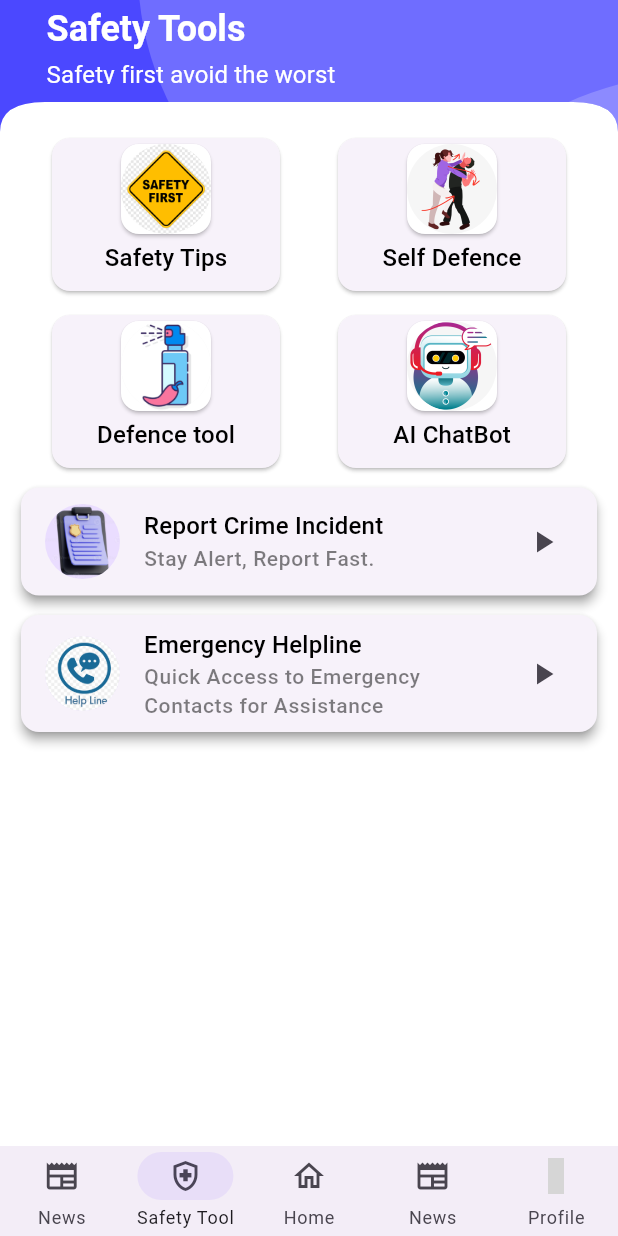
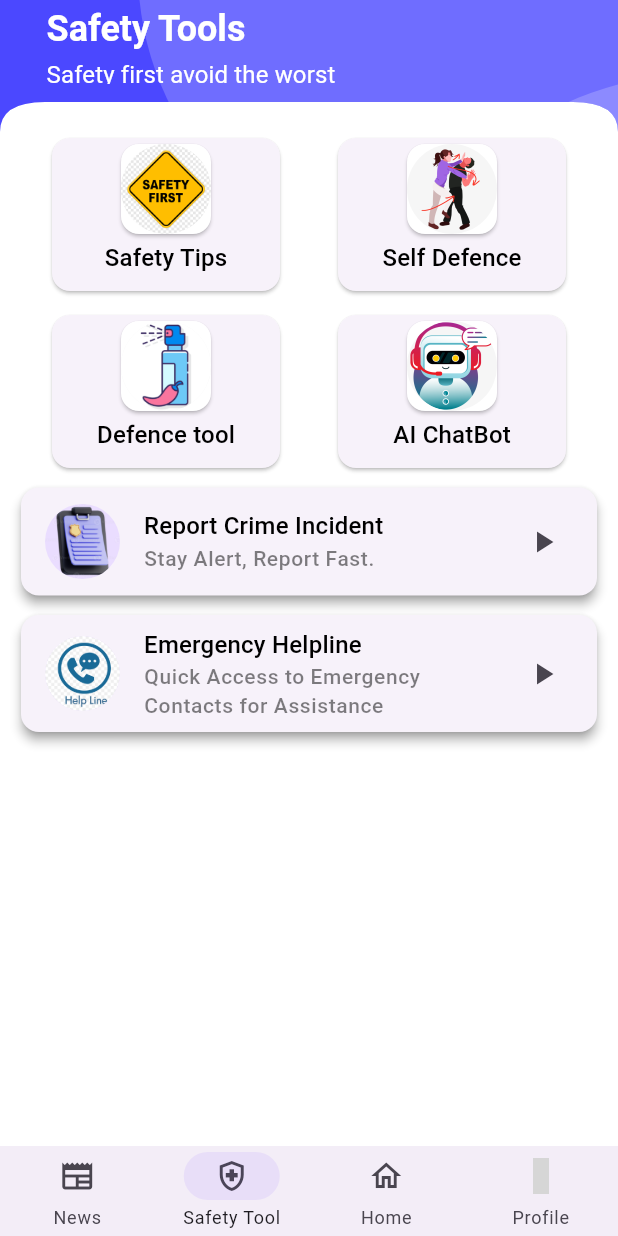
Before and after one commit to yuvaraj8080/Women_Safety_App, a Flutter app: the NavigationMenu screen opened directly, item 2 of the bottom bar chosen, on a phone screen of 412 x 824 dp. Run offline on Flutter 3.47's test engine with Material 3 defaults, Android fonts, the phone set to English and light mode, and no system bars; our stand-ins replace cached_network_image, cloud_firestore, connectivity_plus, contacts_service, firebase_auth, firebase_core and 21 more; missing offline and left inert: background_sms, dart:ffi, dialog_flowtter_plus, firebase_app_check, flutter_phone_direct_caller; accounts and stored records are empty; Roboto replaces fonts that are missing (Poppins); project files that could hold a hidden picture were left out; grey boxes are pictures that could not be loaded.

```diff
--- a/lib/navigation_menu.dart
+++ b/lib/navigation_menu.dart
@@ -24,8 +24,6 @@ class NavigationMenu extends StatelessWidget {
             NavigationDestination(icon:Icon(Icons.newspaper), label:"News"),
            NavigationDestination(icon:Icon(Icons.health_and_safety_outlined), label:"Safety Tool"),
            NavigationDestination(icon:Icon(Icons.home_outlined), label:"Home"),
-           NavigationDestination(icon:Icon(Icons.newspaper), label:"News"),
-
            NavigationDestination(icon:Icon(Iconsax.profile_add), label:"Profile"),
           ]
         ),
```
Also changed, not shown: firebase.json, lib/firebase_options.dart, 1 other file.
